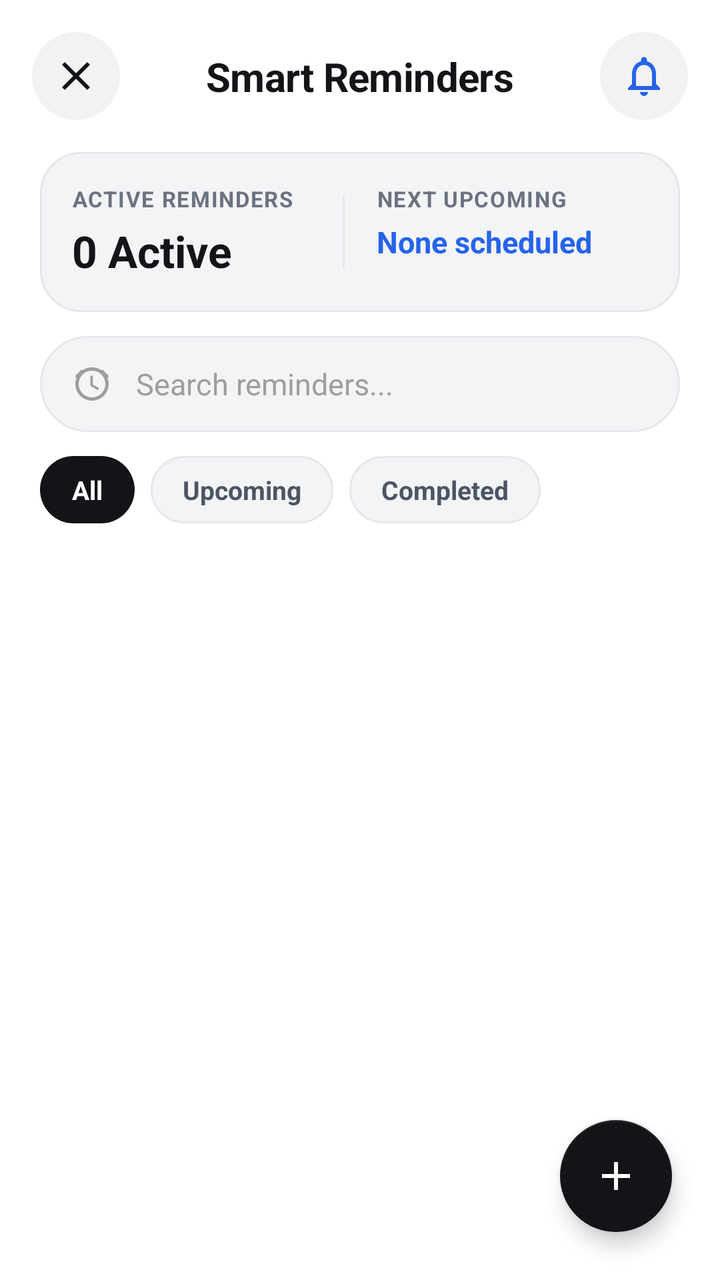
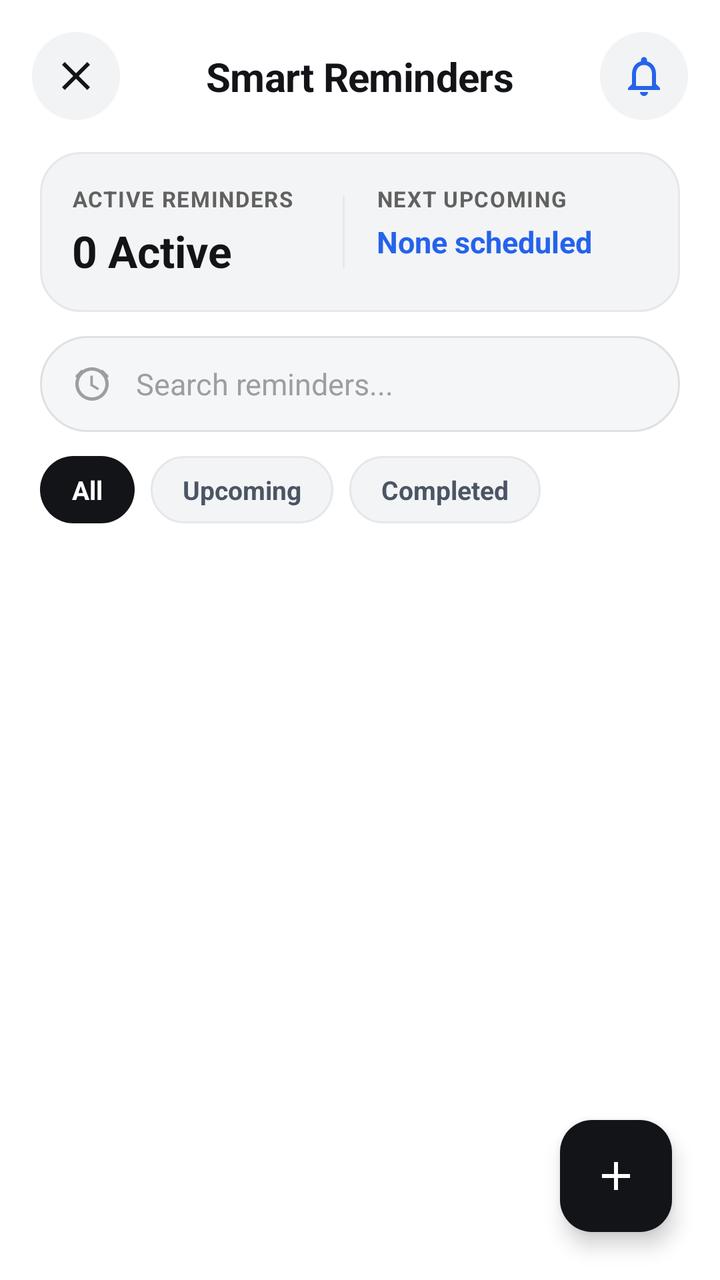

Screens rendered from an Android XML layout before and after an edit, with the pre-edit source and the edit as a unified diff.
<!-- AndroidManifest.xml: activity theme Theme.AppTempeLate -->
<!-- res/layout/activity_reminders.xml -->
<?xml version="1.0" encoding="utf-8"?>
<androidx.constraintlayout.widget.ConstraintLayout xmlns:android="http://schemas.android.com/apk/res/android"
    xmlns:app="http://schemas.android.com/apk/res-auto"
    xmlns:tools="http://schemas.android.com/tools"
    android:layout_width="match_parent"
    android:layout_height="match_parent"
    android:background="#FFFFFF"
    tools:context=".RemindersActivity">

    
    <ImageButton
        android:id="@+id/btnBack"
        android:layout_width="44dp"
        android:layout_height="44dp"
        android:layout_marginStart="16dp"
        android:layout_marginTop="16dp"
        android:background="@drawable/bg_circle_icon_button"
        android:contentDescription="Back"
        android:padding="10dp"
        android:src="@drawable/ic_close"
        app:layout_constraintStart_toStartOf="parent"
        app:layout_constraintTop_toTopOf="parent"
        app:tint="#121417" />

    
    <TextView
        android:id="@+id/tvRemindersTitle"
        android:layout_width="wrap_content"
        android:layout_height="wrap_content"
        android:text="Smart Reminders"
        android:textColor="#121417"
        android:textSize="20sp"
        android:textStyle="bold"
        android:letterSpacing="-0.01"
        app:layout_constraintBottom_toBottomOf="@+id/btnBack"
        app:layout_constraintEnd_toEndOf="parent"
        app:layout_constraintStart_toStartOf="parent"
        app:layout_constraintTop_toTopOf="@+id/btnBack" />

    
    <ImageButton
        android:id="@+id/btnTestPhoneNotification"
        android:layout_width="44dp"
        android:layout_height="44dp"
        android:layout_marginEnd="16dp"
        android:layout_marginTop="16dp"
        android:background="@drawable/bg_circle_icon_button"
        android:contentDescription="Test Phone Notification"
        android:padding="10dp"
        android:src="@drawable/ic_bell"
        app:layout_constraintEnd_toEndOf="parent"
        app:layout_constraintTop_toTopOf="parent"
        app:tint="#2563EB" />

    
    <LinearLayout
        android:id="@+id/llStatsBanner"
        android:layout_width="0dp"
        android:layout_height="wrap_content"
        android:layout_marginHorizontal="20dp"
        android:layout_marginTop="16dp"
        android:background="@drawable/bg_metallic_card"
        android:orientation="horizontal"
        android:padding="16dp"
        app:layout_constraintEnd_toEndOf="parent"
        app:layout_constraintStart_toStartOf="parent"
        app:layout_constraintTop_toBottomOf="@+id/btnBack">

        <LinearLayout
            android:layout_width="0dp"
            android:layout_height="wrap_content"
            android:layout_weight="1"
            android:orientation="vertical">

            <TextView
                android:layout_width="wrap_content"
                android:layout_height="wrap_content"
                android:text="ACTIVE REMINDERS"
                android:textColor="#6B7280"
                android:textSize="11sp"
                android:textStyle="bold"
                android:letterSpacing="0.05" />

            <TextView
                android:id="@+id/tvActiveCount"
                android:layout_width="wrap_content"
                android:layout_height="wrap_content"
                android:layout_marginTop="4dp"
                android:text="0 Active"
                android:textColor="#121417"
                android:textSize="22sp"
                android:textStyle="bold" />

        </LinearLayout>

        <View
            android:layout_width="1dp"
            android:layout_height="36dp"
            android:layout_gravity="center_vertical"
            android:background="#E5E7EB" />

        <LinearLayout
            android:layout_width="0dp"
            android:layout_height="wrap_content"
            android:layout_marginStart="16dp"
            android:layout_weight="1"
            android:orientation="vertical">

            <TextView
                android:layout_width="wrap_content"
                android:layout_height="wrap_content"
                android:text="NEXT UPCOMING"
                android:textColor="#6B7280"
                android:textSize="11sp"
                android:textStyle="bold"
                android:letterSpacing="0.05" />

            <TextView
                android:id="@+id/tvNextEvent"
                android:layout_width="wrap_content"
                android:layout_height="wrap_content"
                android:layout_marginTop="4dp"
                android:ellipsize="end"
                android:maxLines="1"
                android:text="None scheduled"
                android:textColor="#2563EB"
                android:textSize="15sp"
                android:textStyle="bold" />

        </LinearLayout>

    </LinearLayout>

    
    <LinearLayout
        android:id="@+id/llSearchContainer"
        android:layout_width="0dp"
        android:layout_height="wrap_content"
        android:layout_marginHorizontal="20dp"
        android:layout_marginTop="12dp"
        android:background="@drawable/bg_gemini_chat_box"
        android:gravity="center_vertical"
        android:minHeight="48dp"
        android:orientation="horizontal"
        android:paddingHorizontal="16dp"
        app:layout_constraintEnd_toEndOf="parent"
        app:layout_constraintStart_toStartOf="parent"
        app:layout_constraintTop_toBottomOf="@+id/llStatsBanner">

        <ImageView
            android:layout_width="20dp"
            android:layout_height="20dp"
            android:src="@drawable/ic_alarm"
            app:tint="#9E9E9E"
            android:contentDescription="Search Icon" />

        <EditText
            android:id="@+id/etSearchReminders"
            android:layout_width="match_parent"
            android:layout_height="wrap_content"
            android:layout_marginStart="12dp"
            android:background="@null"
            android:hint="Search reminders..."
            android:inputType="text"
            android:textColor="#121417"
            android:textColorHint="#9E9E9E"
            android:textSize="15sp" />

    </LinearLayout>

    
    <LinearLayout
        android:id="@+id/llFilterChips"
        android:layout_width="0dp"
        android:layout_height="wrap_content"
        android:layout_marginHorizontal="20dp"
        android:layout_marginTop="12dp"
        android:orientation="horizontal"
        app:layout_constraintEnd_toEndOf="parent"
        app:layout_constraintStart_toStartOf="parent"
        app:layout_constraintTop_toBottomOf="@+id/llSearchContainer">

        <TextView
            android:id="@+id/chipAll"
            android:layout_width="wrap_content"
            android:layout_height="wrap_content"
            android:background="@drawable/bg_chip_selected"
            android:clickable="true"
            android:focusable="true"
            android:paddingHorizontal="16dp"
            android:paddingVertical="8dp"
            android:text="All"
            android:textColor="#FFFFFF"
            android:textSize="13sp"
            android:textStyle="bold" />

        <TextView
            android:id="@+id/chipUpcoming"
            android:layout_width="wrap_content"
            android:layout_height="wrap_content"
            android:layout_marginStart="8dp"
            android:background="@drawable/bg_chip_unselected"
            android:clickable="true"
            android:focusable="true"
            android:paddingHorizontal="16dp"
            android:paddingVertical="8dp"
            android:text="Upcoming"
            android:textColor="#4B5563"
            android:textSize="13sp"
            android:textStyle="bold" />

        <TextView
            android:id="@+id/chipCompleted"
            android:layout_width="wrap_content"
            android:layout_height="wrap_content"
            android:layout_marginStart="8dp"
            android:background="@drawable/bg_chip_unselected"
            android:clickable="true"
            android:focusable="true"
            android:paddingHorizontal="16dp"
            android:paddingVertical="8dp"
            android:text="Completed"
            android:textColor="#4B5563"
            android:textSize="13sp"
            android:textStyle="bold" />

    </LinearLayout>

    
    <androidx.recyclerview.widget.RecyclerView
        android:id="@+id/rvRemindersList"
        android:layout_width="0dp"
        android:layout_height="0dp"
        android:layout_marginTop="12dp"
        android:clipToPadding="false"
        android:paddingHorizontal="20dp"
        android:paddingBottom="80dp"
        app:layout_constraintBottom_toBottomOf="parent"
        app:layout_constraintEnd_toEndOf="parent"
        app:layout_constraintStart_toStartOf="parent"
        app:layout_constraintTop_toBottomOf="@+id/llFilterChips" />

    
    <LinearLayout
        android:id="@+id/llEmptyState"
        android:layout_width="wrap_content"
        android:layout_height="wrap_content"
        android:gravity="center"
        android:orientation="vertical"
        android:visibility="gone"
        app:layout_constraintBottom_toBottomOf="parent"
        app:layout_constraintEnd_toEndOf="parent"
        app:layout_constraintStart_toStartOf="parent"
        app:layout_constraintTop_toBottomOf="@+id/llFilterChips">

        <ImageView
            android:layout_width="64dp"
            android:layout_height="64dp"
            android:src="@drawable/ic_alarm"
            app:tint="#D1D5DB"
            android:contentDescription="Empty" />

        <TextView
            android:layout_width="wrap_content"
            android:layout_height="wrap_content"
            android:layout_marginTop="12dp"
            android:text="No Reminders Set"
            android:textColor="#374151"
            android:textSize="16sp"
            android:textStyle="bold" />

        <TextView
            android:layout_width="240dp"
            android:layout_height="wrap_content"
            android:layout_marginTop="4dp"
            android:gravity="center"
            android:text="Tell Memossist in chat like 'I have extra class on Sunday 2pm' or tap + to create one!"
            android:textColor="#9CA3AF"
            android:textSize="13sp" />

    </LinearLayout>

    
    <com.google.android.material.floatingactionbutton.FloatingActionButton
        android:id="@+id/fabAddReminder"
        android:layout_width="wrap_content"
        android:layout_height="wrap_content"
        android:layout_marginEnd="24dp"
        android:layout_marginBottom="24dp"
        android:contentDescription="Add New Reminder"
        android:src="@drawable/ic_plus"
        app:backgroundTint="#121417"
        app:tint="#FFFFFF"
        app:layout_constraintBottom_toBottomOf="parent"
        app:layout_constraintEnd_toEndOf="parent" />

</androidx.constraintlayout.widget.ConstraintLayout>
<!-- resources referenced by this layout -->
<resources>
  <!-- drawable bg_chip_selected (drawable) -->
  <?xml version="1.0" encoding="utf-8"?>
  <shape xmlns:android="http://schemas.android.com/apk/res/android"
      android:shape="rectangle">
      <solid android:color="#121417" />
      <corners android:radius="20dp" />
  </shape>
  <!-- drawable bg_chip_unselected (drawable) -->
  <?xml version="1.0" encoding="utf-8"?>
  <shape xmlns:android="http://schemas.android.com/apk/res/android"
      android:shape="rectangle">
      <solid android:color="#F3F4F6" />
      <corners android:radius="20dp" />
      <stroke
          android:width="1dp"
          android:color="#E5E7EB" />
  </shape>
  <!-- drawable bg_circle_icon_button (drawable) -->
  <?xml version="1.0" encoding="utf-8"?>
  <ripple xmlns:android="http://schemas.android.com/apk/res/android"
      android:color="#1F000000">
      <item>
          <shape android:shape="oval">
              <solid android:color="#0D000000" />
          </shape>
      </item>
  </ripple>
  <!-- drawable bg_gemini_chat_box (drawable) -->
  <?xml version="1.0" encoding="utf-8"?>
  <shape xmlns:android="http://schemas.android.com/apk/res/android"
      android:shape="rectangle">
      <solid android:color="#F3F4F6" />
      <corners android:radius="28dp" />
      <stroke
          android:width="1dp"
          android:color="#E5E7EB" />
  </shape>
  <!-- drawable bg_metallic_card (drawable) -->
  <?xml version="1.0" encoding="utf-8"?>
  <shape xmlns:android="http://schemas.android.com/apk/res/android"
      android:shape="rectangle">
      <solid android:color="#F3F4F6" />
      <corners android:radius="20dp" />
      <stroke
          android:width="1dp"
          android:color="#E5E7EB" />
  </shape>
  <!-- drawable ic_close (drawable) -->
  <vector xmlns:android="http://schemas.android.com/apk/res/android"
      android:width="24dp"
      android:height="24dp"
      android:viewportWidth="24"
      android:viewportHeight="24">
    <path
        android:fillColor="#D8DCDE"
        android:pathData="M19,6.41L17.59,5 12,10.59 6.41,5 5,6.41 10.59,12 5,17.59 6.41,19 12,13.41 17.59,19 19,17.59 13.41,12z"/>
  </vector>
  <!-- drawable ic_plus (drawable) -->
  <vector xmlns:android="http://schemas.android.com/apk/res/android"
      android:width="24dp"
      android:height="24dp"
      android:viewportWidth="24"
      android:viewportHeight="24">
    <path
        android:fillColor="#D8DCDE"
        android:pathData="M19,13h-6v6h-2v-6H5v-2h6V5h2v6h6v2z"/>
  </vector>
  <style name="Theme.AppTempeLate" parent="Theme.MaterialComponents.DayNight.NoActionBar">
          
          <item name="windowActionBar">false</item>
          <item name="windowNoTitle">true</item>
          <item name="android:windowActionBar">false</item>
          <item name="android:windowNoTitle">true</item>
  
          
          <item name="android:windowBackground">@color/white</item>
          <item name="android:statusBarColor">@color/white</item>
          <item name="android:windowLightStatusBar">true</item>
          <item name="android:navigationBarColor">@color/white</item>
      </style>
  <color name="white">#FFFFFF</color>
  <!-- unchanged entries left out for length: 2 -->
</resources>

<!-- the commit's change to res/layout/activity_reminders.xml (unified diff, before → after) -->
@@ -4,7 +4,7 @@
     xmlns:tools="http://schemas.android.com/tools"
     android:layout_width="match_parent"
     android:layout_height="match_parent"
-    android:background="#FFFFFF"
+    android:background="@color/app_window_background"
     tools:context=".RemindersActivity">
 
     
@@ -20,7 +20,7 @@
         android:src="@drawable/ic_close"
         app:layout_constraintStart_toStartOf="parent"
         app:layout_constraintTop_toTopOf="parent"
-        app:tint="#121417" />
+        app:tint="@color/text_primary" />
 
     
     <TextView
@@ -28,7 +28,7 @@
         android:layout_width="wrap_content"
         android:layout_height="wrap_content"
         android:text="Smart Reminders"
-        android:textColor="#121417"
+        android:textColor="@color/text_primary"
         android:textSize="20sp"
         android:textStyle="bold"
         android:letterSpacing="-0.01"
@@ -50,7 +50,7 @@
         android:src="@drawable/ic_bell"
         app:layout_constraintEnd_toEndOf="parent"
         app:layout_constraintTop_toTopOf="parent"
-        app:tint="#2563EB" />
+        app:tint="@color/accent_blue" />
 
     
     <LinearLayout
@@ -76,7 +76,7 @@
                 android:layout_width="wrap_content"
                 android:layout_height="wrap_content"
                 android:text="ACTIVE REMINDERS"
-                android:textColor="#6B7280"
+                android:textColor="@color/text_secondary"
                 android:textSize="11sp"
                 android:textStyle="bold"
                 android:letterSpacing="0.05" />
@@ -87,7 +87,7 @@
                 android:layout_height="wrap_content"
                 android:layout_marginTop="4dp"
                 android:text="0 Active"
-                android:textColor="#121417"
+                android:textColor="@color/text_primary"
                 android:textSize="22sp"
                 android:textStyle="bold" />
 
@@ -97,7 +97,7 @@
             android:layout_width="1dp"
             android:layout_height="36dp"
             android:layout_gravity="center_vertical"
-            android:background="#E5E7EB" />
+            android:background="@color/app_card_border" />
 
         <LinearLayout
             android:layout_width="0dp"
@@ -110,7 +110,7 @@
                 android:layout_width="wrap_content"
                 android:layout_height="wrap_content"
                 android:text="NEXT UPCOMING"
-                android:textColor="#6B7280"
+                android:textColor="@color/text_secondary"
                 android:textSize="11sp"
                 android:textStyle="bold"
                 android:letterSpacing="0.05" />
@@ -123,7 +123,7 @@
                 android:ellipsize="end"
                 android:maxLines="1"
                 android:text="None scheduled"
-                android:textColor="#2563EB"
+                android:textColor="@color/accent_blue"
                 android:textSize="15sp"
                 android:textStyle="bold" />
 
@@ -151,7 +151,7 @@
             android:layout_width="20dp"
             android:layout_height="20dp"
             android:src="@drawable/ic_alarm"
-            app:tint="#9E9E9E"
+            app:tint="@color/text_hint"
             android:contentDescription="Search Icon" />
 
         <EditText
@@ -162,8 +162,8 @@
             android:background="@null"
             android:hint="Search reminders..."
             android:inputType="text"
-            android:textColor="#121417"
-            android:textColorHint="#9E9E9E"
+            android:textColor="@color/text_primary"
+            android:textColorHint="@color/text_hint"
             android:textSize="15sp" />
 
     </LinearLayout>
@@ -190,7 +190,7 @@
             android:paddingHorizontal="16dp"
             android:paddingVertical="8dp"
             android:text="All"
-            android:textColor="#FFFFFF"
+            android:textColor="@color/app_window_background"
             android:textSize="13sp"
             android:textStyle="bold" />
 
@@ -205,7 +205,7 @@
             android:paddingHorizontal="16dp"
             android:paddingVertical="8dp"
             android:text="Upcoming"
-            android:textColor="#4B5563"
+            android:textColor="@color/text_tertiary"
             android:textSize="13sp"
             android:textStyle="bold" />
 
@@ -220,7 +220,7 @@
             android:paddingHorizontal="16dp"
             android:paddingVertical="8dp"
             android:text="Completed"
-            android:textColor="#4B5563"
+            android:textColor="@color/text_tertiary"
             android:textSize="13sp"
             android:textStyle="bold" />
 
@@ -257,7 +257,7 @@
             android:layout_width="64dp"
             android:layout_height="64dp"
             android:src="@drawable/ic_alarm"
-            app:tint="#D1D5DB"
+            app:tint="@color/app_card_border"
             android:contentDescription="Empty" />
 
         <TextView
@@ -265,7 +265,7 @@
             android:layout_height="wrap_content"
             android:layout_marginTop="12dp"
             android:text="No Reminders Set"
-            android:textColor="#374151"
+            android:textColor="@color/text_tertiary"
             android:textSize="16sp"
             android:textStyle="bold" />
 
@@ -275,7 +275,7 @@
             android:layout_marginTop="4dp"
             android:gravity="center"
             android:text="Tell Memossist in chat like 'I have extra class on Sunday 2pm' or tap + to create one!"
-            android:textColor="#9CA3AF"
+            android:textColor="@color/text_hint"
             android:textSize="13sp" />
 
     </LinearLayout>
@@ -289,8 +289,8 @@
         android:layout_marginBottom="24dp"
         android:contentDescription="Add New Reminder"
         android:src="@drawable/ic_plus"
-        app:backgroundTint="#121417"
-        app:tint="#FFFFFF"
+        app:backgroundTint="@color/text_primary"
+        app:tint="@color/app_window_background"
         app:layout_constraintBottom_toBottomOf="parent"
         app:layout_constraintEnd_toEndOf="parent" />
 
<!-- resource entries referenced after the edit -->
@@ -1,10 +1,17 @@
 <!-- resources referenced by this layout -->
 <resources>
+  <color name="accent_blue">#2563EB</color>
+  <color name="app_card_border">#E5E7EB</color>
+  <color name="app_window_background">#FFFFFF</color>
+  <color name="text_hint">#9E9E9E</color>
+  <color name="text_primary">#121417</color>
+  <color name="text_secondary">#616161</color>
+  <color name="text_tertiary">#4B5563</color>
   <!-- drawable bg_chip_selected (drawable) -->
   <?xml version="1.0" encoding="utf-8"?>
   <shape xmlns:android="http://schemas.android.com/apk/res/android"
       android:shape="rectangle">
-      <solid android:color="#121417" />
+      <solid android:color="@color/text_primary" />
       <corners android:radius="20dp" />
   </shape>
   <!-- drawable bg_chip_unselected (drawable) -->
@@ -23,7 +30,7 @@
       android:color="#1F000000">
       <item>
           <shape android:shape="oval">
-              <solid android:color="#0D000000" />
+              <solid android:color="@color/app_icon_button_background" />
           </shape>
       </item>
   </ripple>
@@ -31,21 +38,21 @@
   <?xml version="1.0" encoding="utf-8"?>
   <shape xmlns:android="http://schemas.android.com/apk/res/android"
       android:shape="rectangle">
-      <solid android:color="#F3F4F6" />
+      <solid android:color="@color/chat_box_bg" />
       <corners android:radius="28dp" />
       <stroke
           android:width="1dp"
-          android:color="#E5E7EB" />
+          android:color="@color/chat_box_border" />
   </shape>
   <!-- drawable bg_metallic_card (drawable) -->
   <?xml version="1.0" encoding="utf-8"?>
   <shape xmlns:android="http://schemas.android.com/apk/res/android"
       android:shape="rectangle">
-      <solid android:color="#F3F4F6" />
+      <solid android:color="@color/app_card_background" />
       <corners android:radius="20dp" />
       <stroke
           android:width="1dp"
-          android:color="#E5E7EB" />
+          android:color="@color/app_card_border" />
   </shape>
   <!-- drawable ic_close (drawable) -->
   <vector xmlns:android="http://schemas.android.com/apk/res/android"
@@ -67,20 +74,26 @@
         android:fillColor="#D8DCDE"
         android:pathData="M19,13h-6v6h-2v-6H5v-2h6V5h2v6h6v2z"/>
   </vector>
-  <style name="Theme.AppTempeLate" parent="Theme.MaterialComponents.DayNight.NoActionBar">
+  <style name="Theme.AppTempeLate" parent="Theme.Material3.DayNight.NoActionBar">
           
           <item name="windowActionBar">false</item>
           <item name="windowNoTitle">true</item>
           <item name="android:windowActionBar">false</item>
           <item name="android:windowNoTitle">true</item>
   
-          
-          <item name="android:windowBackground">@color/white</item>
-          <item name="android:statusBarColor">@color/white</item>
+          <item name="android:windowBackground">@color/app_window_background</item>
+          <item name="android:statusBarColor">@color/app_window_background</item>
+          <item name="android:navigationBarColor">@color/app_window_background</item>
           <item name="android:windowLightStatusBar">true</item>
-          <item name="android:navigationBarColor">@color/white</item>
+          <item name="colorSurface">@color/app_surface_background</item>
+          <item name="colorOnSurface">@color/text_primary</item>
+          <item name="colorBackgroundFloating">@color/app_surface_background</item>
       </style>
-  <color name="white">#FFFFFF</color>
+  <color name="app_icon_button_background">#F1F3F5</color>
+  <color name="chat_box_bg">#F5F6F8</color>
+  <color name="chat_box_border">#E0E0E0</color>
+  <color name="app_card_background">#F3F4F6</color>
+  <color name="app_surface_background">#F7F8FA</color>
   <!-- unchanged entries left out for length: 2 -->
 </resources>
 
